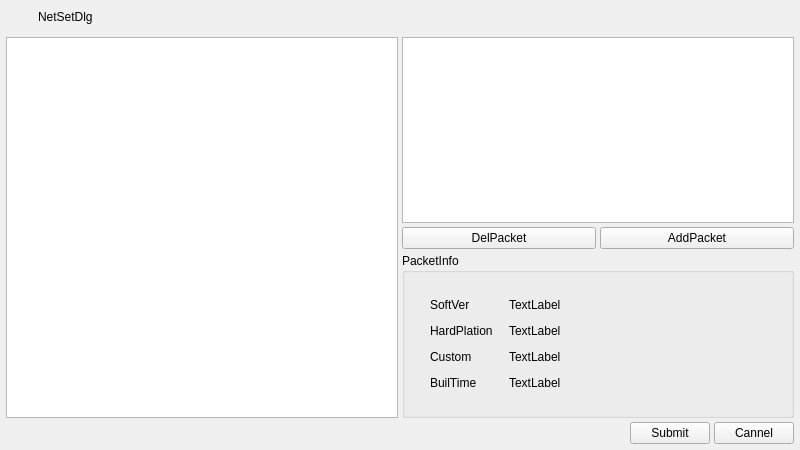
Before: the Qt Designer form App/Modules/AvGui/AvForm/dlgupgrade.ui in jjzhang166/avWare, drawn with Qt 5.
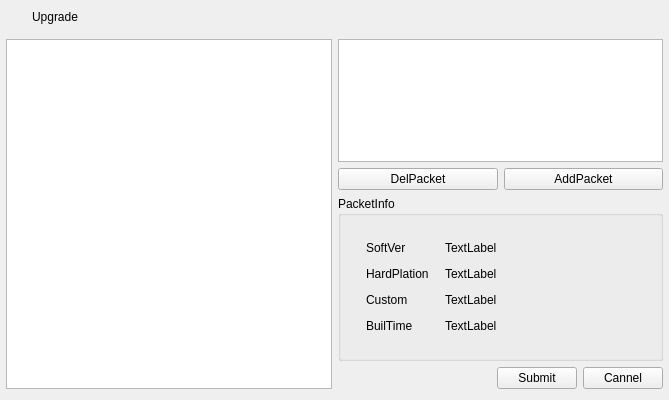
After: the same form once the commit is applied.

The edit to the form file:
```diff
--- a/App/Modules/AvGui/AvForm/dlgupgrade.ui
+++ b/App/Modules/AvGui/AvForm/dlgupgrade.ui
@@ -6,8 +6,8 @@
    <rect>
     <x>0</x>
     <y>0</y>
-    <width>800</width>
-    <height>450</height>
+    <width>669</width>
+    <height>400</height>
    </rect>
   </property>
   <property name="windowTitle">
@@ -15,21 +15,15 @@
   </property>
   <layout class="QGridLayout" name="gridLayout_3">
    <property name="leftMargin">
-    <number>6</number>
+    <number>0</number>
    </property>
    <property name="topMargin">
     <number>0</number>
    </property>
    <property name="rightMargin">
-    <number>6</number>
+    <number>0</number>
    </property>
-   <property name="bottomMargin">
-    <number>6</number>
-   </property>
-   <property name="spacing">
-    <number>4</number>
-   </property>
-   <item row="0" column="0" colspan="2">
+   <item row="0" column="0">
     <widget class="QWidget" name="WidGetTitle" native="true">
      <property name="enabled">
       <bool>true</bool>
@@ -83,7 +77,7 @@
          </size>
         </property>
         <property name="text">
-         <string>NetSetDlg</string>
+         <string>Upgrade</string>
         </property>
        </widget>
       </item>
@@ -243,13 +237,23 @@
      </layout>
     </widget>
    </item>
-   <item row="1" column="0" rowspan="3">
+   <item row="1" column="0">
+    <layout class="QHBoxLayout" name="horizontalLayout">
+     <property name="leftMargin">
+      <number>6</number>
+     </property>
+     <property name="rightMargin">
+      <number>6</number>
+     </property>
+     <item>
     <widget class="QTableView" name="TviewDeviceList"/>
    </item>
-   <item row="1" column="1">
+     <item>
+      <layout class="QVBoxLayout" name="verticalLayout">
+       <item>
     <widget class="QTableView" name="TviewPacket"/>
    </item>
-   <item row="2" column="1">
+       <item>
     <layout class="QHBoxLayout" name="horizontalLayout_2">
      <item>
       <widget class="QPushButton" name="BtnDelPacket">
@@ -267,7 +271,7 @@
      </item>
     </layout>
    </item>
-   <item row="3" column="1">
+       <item>
     <widget class="QGroupBox" name="groupBox">
      <property name="title">
       <string>PacketInfo</string>
@@ -354,7 +358,7 @@
      </layout>
     </widget>
    </item>
-   <item row="4" column="0" colspan="2">
+       <item>
     <layout class="QHBoxLayout" name="HorSubCannelBtn">
      <item>
       <spacer name="horizontalSpacer">
@@ -382,6 +386,10 @@
         <string>Cannel</string>
        </property>
       </widget>
+         </item>
+        </layout>
+       </item>
+      </layout>
      </item>
     </layout>
    </item>
```
Lines whose indentation alone changed are shown as unchanged.
